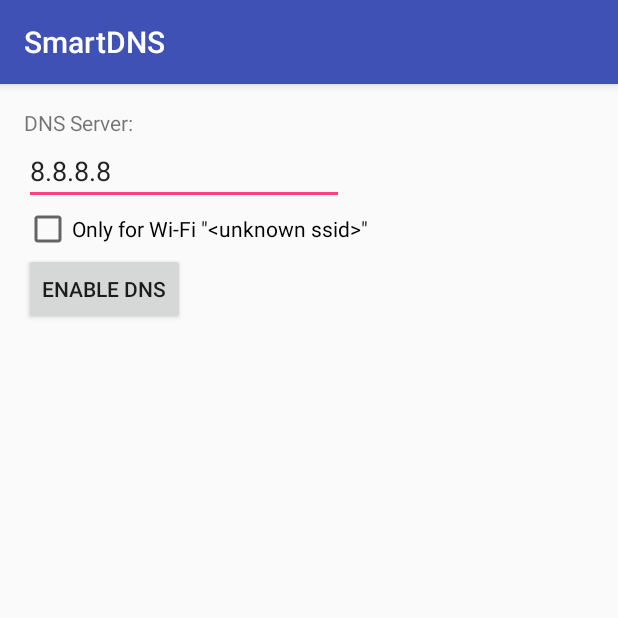
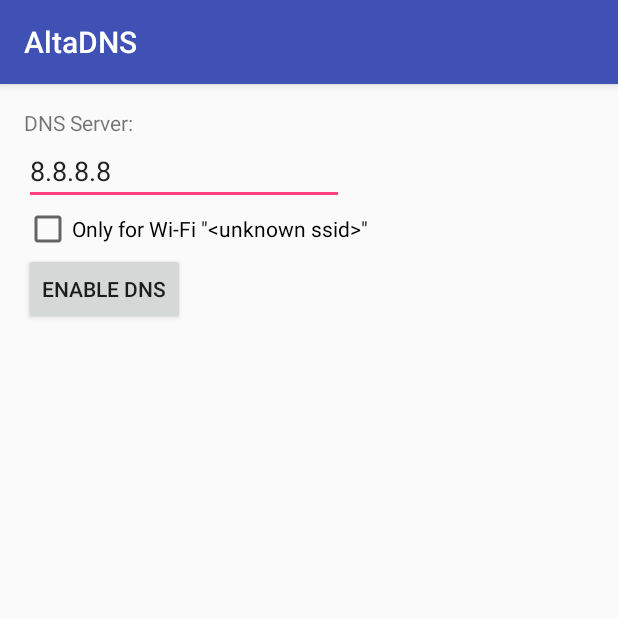
Before and after one commit to dnslearning/dnslearning-android, an Android app: the screen it shows after launch (ChangeDNSActivity), on a phone screen of 412 x 824 dp, the top half of it. Run offline under Robolectric (Android 15) with nearby library versions, the phone set to English and light mode, and no system bars.

Commit message:
Rename to AltaDNS

```diff
--- a/app/src/main/AndroidManifest.xml
+++ b/app/src/main/AndroidManifest.xml
@@ -8,7 +8,7 @@
     <uses-permission android:name="android.permission.RECEIVE_BOOT_COMPLETED" />
 
     <application
-        android:name=".SmartDNS"
+        android:name=".AltaDNS"
         android:allowBackup="true"
         android:icon="@mipmap/ic_launcher"
         android:label="@string/app_name"
--- a/app/src/main/java/com/smartmadre/smartdns/SmartDNS.java
+++ b/app/src/main/java/com/smartmadre/smartdns/AltaDNS.java
@@ -9,7 +9,7 @@ import com.smartmadre.smartdns.preferences.PreferenceManager;
  * Created by dzmitry on 19/02/2017.
  */
 
-public class SmartDNS extends Application {
+public class AltaDNS extends Application {
     @Override
     public void onCreate() {
         super.onCreate();
--- a/app/src/main/java/com/smartmadre/smartdns/VPNService.java
+++ b/app/src/main/java/com/smartmadre/smartdns/VPNService.java
@@ -62,7 +62,7 @@ public class VPNService extends VpnService {
             public void run() {
                 try {
                     Log.d("VPNService", "Use " + PreferenceManager.getDNS() + " as DNS server");
-                    mInterface = builder.setSession("SmartDNS")
+                    mInterface = builder.setSession("AltaDNS")
                             .addAddress("192.168.0.1", 24)
                             .addDnsServer(PreferenceManager.getDNS())
                             .establish();
@@ -88,7 +88,7 @@ public class VPNService extends VpnService {
                     }
                 }
             }
-        }, "SmartDNS");
+        }, "AltaDNS");
         mThread.start();
         return START_STICKY;
     }
--- a/app/src/main/res/values/strings.xml
+++ b/app/src/main/res/values/strings.xml
@@ -1,3 +1,3 @@
 <resources>
-    <string name="app_name">SmartDNS</string>
+    <string name="app_name">AltaDNS</string>
 </resources>
--- a/build.gradle
+++ b/build.gradle
@@ -5,7 +5,7 @@ buildscript {
         jcenter()
     }
     dependencies {
-        classpath 'com.android.tools.build:gradle:2.2.3'
+        classpath 'com.android.tools.build:gradle:2.3.0'
 
         // NOTE: Do not place your application dependencies here; they belong
         // in the individual module build.gradle files
```
